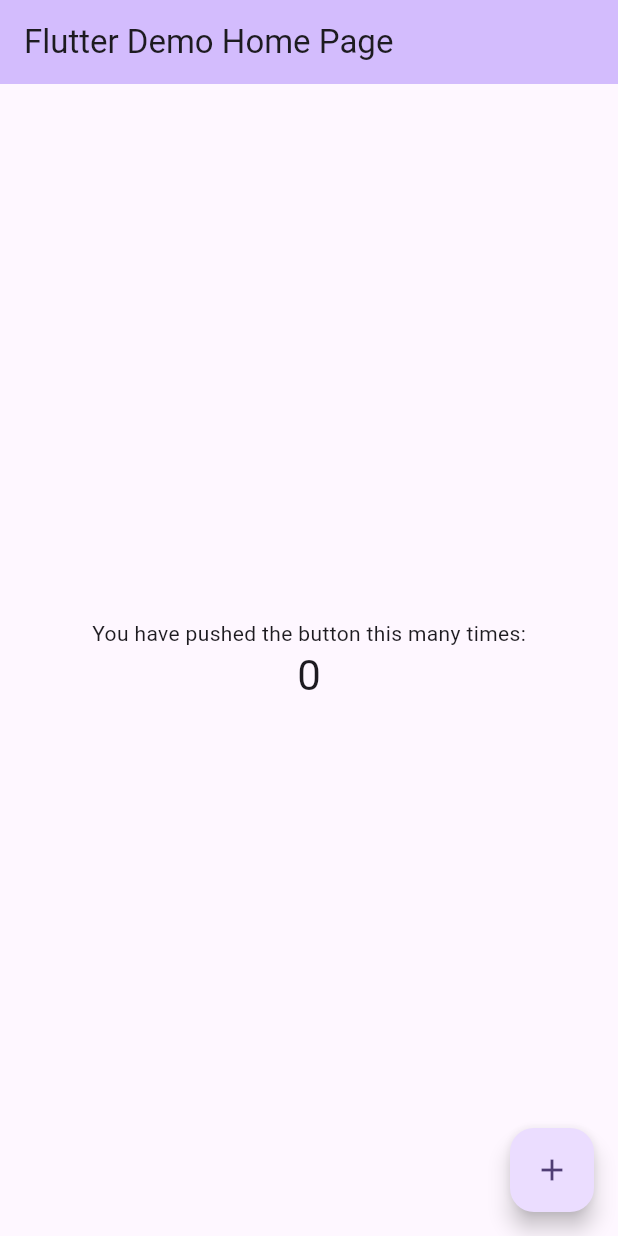
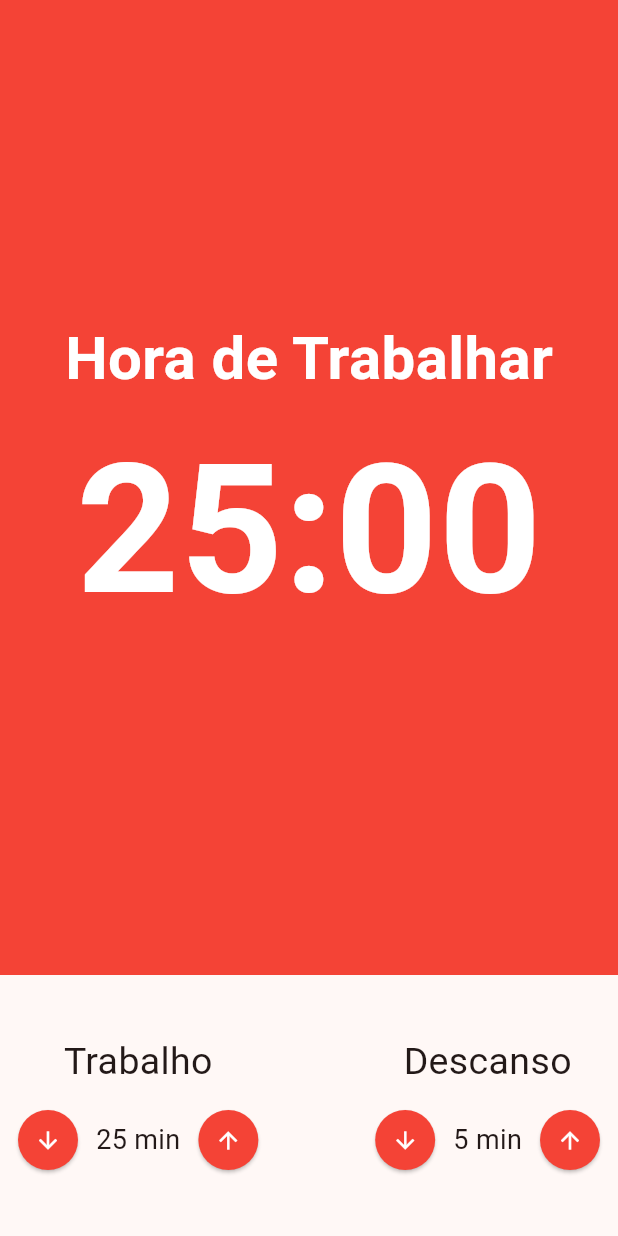
Before and after one commit to RafaellaBarbosa/pomodoro, a Flutter app: the screen it shows after launch, on a phone screen of 412 x 824 dp. Run offline on Flutter 3.47's test engine with Material 3 defaults, Android fonts, the phone set to English and light mode, and no system bars.

Commit message:
feat: adiconar compoenentes do cronometro

```diff
--- /dev/null
+++ b/lib/componenets/cronometro.dart
@@ -0,0 +1,33 @@
+import 'package:flutter/material.dart';
+
+class Cronometro extends StatelessWidget {
+  const Cronometro({super.key});
+
+  @override
+  Widget build(BuildContext context) {
+    return Container(
+      color: Colors.red,
+      child: Column(
+        mainAxisAlignment: MainAxisAlignment.center,
+        children: [
+          Text(
+            'Hora de Trabalhar',
+            style: TextStyle(
+              fontSize: 40,
+              color: Colors.white,
+              fontWeight: FontWeight.bold,
+            ),
+          ),
+          Text(
+            '25:00',
+            style: TextStyle(
+              fontSize: 120,
+              color: Colors.white,
+              fontWeight: FontWeight.bold,
+            ),
+          ),
+        ],
+      ),
+    );
+  }
+}
--- /dev/null
+++ b/lib/componenets/entrada_tempo.dart
@@ -0,0 +1,43 @@
+import 'package:flutter/material.dart';
+
+class EntradaTempo extends StatelessWidget {
+  final int valor;
+  final String titulo;
+  const EntradaTempo({super.key, required this.valor, required this.titulo});
+
+  @override
+  Widget build(BuildContext context) {
+    return Column(
+      spacing: 10,
+      crossAxisAlignment: CrossAxisAlignment.center,
+      children: [
+        Text(titulo, style: const TextStyle(fontSize: 25)),
+
+        Row(
+          mainAxisAlignment: MainAxisAlignment.center,
+          children: [
+            ElevatedButton(
+              style: ElevatedButton.styleFrom(
+                backgroundColor: Colors.red,
+                shape: const CircleBorder(),
+                padding: const EdgeInsets.all(10),
+              ),
+              onPressed: () {},
+              child: const Icon(Icons.arrow_downward, color: Colors.white),
+            ),
+            Text('$valor min', style: TextStyle(fontSize: 18)),
+            ElevatedButton(
+              style: ElevatedButton.styleFrom(
+                backgroundColor: Colors.red,
+                shape: const CircleBorder(),
+                padding: const EdgeInsets.all(10),
+              ),
+              onPressed: () {},
+              child: const Icon(Icons.arrow_upward, color: Colors.white),
+            ),
+          ],
+        ),
+      ],
+    );
+  }
+}
--- /dev/null
+++ b/lib/componenets/pomodoro.dart
@@ -0,0 +1,29 @@
+import 'package:flutter/material.dart';
+import 'package:pomodoro/componenets/cronometro.dart';
+import 'package:pomodoro/componenets/entrada_tempo.dart';
+
+class Pomodoro extends StatelessWidget {
+  const Pomodoro({super.key});
+
+  @override
+  Widget build(BuildContext context) {
+    return const Scaffold(
+      body: Column(
+        crossAxisAlignment: CrossAxisAlignment.stretch,
+        children: [
+          Expanded(child: Cronometro()),
+          Padding(
+            padding: EdgeInsets.symmetric(vertical: 40),
+            child: Row(
+              mainAxisAlignment: MainAxisAlignment.spaceBetween,
+              children: [
+                EntradaTempo(titulo: "Trabalho", valor: 25),
+                EntradaTempo(titulo: "Descanso", valor: 5),
+              ],
+            ),
+          ),
+        ],
+      ),
+    );
+  }
+}
--- a/lib/main.dart
+++ b/lib/main.dart
@@ -1,4 +1,5 @@
 import 'package:flutter/material.dart';
+import 'package:pomodoro/componenets/pomodoro.dart';
 
 void main() {
   runApp(const MyApp());
@@ -7,116 +8,17 @@ void main() {
 class MyApp extends StatelessWidget {
   const MyApp({super.key});
 
-  // This widget is the root of your application.
   @override
   Widget build(BuildContext context) {
     return MaterialApp(
-      title: 'Flutter Demo',
+      title: 'Pomodoro',
+      debugShowCheckedModeBanner: false,
       theme: ThemeData(
-        // This is the theme of your application.
-        //
-        // TRY THIS: Try running your application with "flutter run". You'll see
-        // the application has a purple toolbar. Then, without quitting the app,
-        // try changing the seedColor in the colorScheme below to Colors.green
-        // and then invoke "hot reload" (save your changes or press the "hot
-        // reload" button in a Flutter-supported IDE, or press "r" if you used
-        // the command line to start the app).
-        //
-        // Notice that the counter didn't reset back to zero; the application
-        // state is not lost during the reload. To reset the state, use hot
-        // restart instead.
-        //
-        // This works for code too, not just values: Most code changes can be
-        // tested with just a hot reload.
-        colorScheme: ColorScheme.fromSeed(seedColor: Colors.deepPurple),
+        colorScheme: ColorScheme.fromSeed(
+          seedColor: const Color.fromARGB(255, 242, 9, 9),
+        ),
       ),
-      home: const MyHomePage(title: 'Flutter Demo Home Page'),
+      home: Pomodoro(),
     );
   }
 }
-
-class MyHomePage extends StatefulWidget {
-  const MyHomePage({super.key, required this.title});
-
-  // This widget is the home page of your application. It is stateful, meaning
-  // that it has a State object (defined below) that contains fields that affect
-  // how it looks.
-
-  // This class is the configuration for the state. It holds the values (in this
-  // case the title) provided by the parent (in this case the App widget) and
-  // used by the build method of the State. Fields in a Widget subclass are
-  // always marked "final".
-
-  final String title;
-
-  @override
-  State<MyHomePage> createState() => _MyHomePageState();
-}
-
-class _MyHomePageState extends State<MyHomePage> {
-  int _counter = 0;
-
-  void _incrementCounter() {
-    setState(() {
-      // This call to setState tells the Flutter framework that something has
-      // changed in this State, which causes it to rerun the build method below
-      // so that the display can reflect the updated values. If we changed
-      // _counter without calling setState(), then the build method would not be
-      // called again, and so nothing would appear to happen.
-      _counter++;
-    });
-  }
-
-  @override
-  Widget build(BuildContext context) {
-    // This method is rerun every time setState is called, for instance as done
-    // by the _incrementCounter method above.
-    //
-    // The Flutter framework has been optimized to make rerunning build methods
-    // fast, so that you can just rebuild anything that needs updating rather
-    // than having to individually change instances of widgets.
-    return Scaffold(
-      appBar: AppBar(
-        // TRY THIS: Try changing the color here to a specific color (to
-        // Colors.amber, perhaps?) and trigger a hot reload to see the AppBar
-        // change color while the other colors stay the same.
-        backgroundColor: Theme.of(context).colorScheme.inversePrimary,
-        // Here we take the value from the MyHomePage object that was created by
-        // the App.build method, and use it to set our appbar title.
-        title: Text(widget.title),
-      ),
-      body: Center(
-        // Center is a layout widget. It takes a single child and positions it
-        // in the middle of the parent.
-        child: Column(
-          // Column is also a layout widget. It takes a list of children and
-          // arranges them vertically. By default, it sizes itself to fit its
-          // children horizontally, and tries to be as tall as its parent.
-          //
-          // Column has various properties to control how it sizes itself and
-          // how it positions its children. Here we use mainAxisAlignment to
-          // center the children vertically; the main axis here is the vertical
-          // axis because Columns are vertical (the cross axis would be
-          // horizontal).
-          //
-          // TRY THIS: Invoke "debug painting" (choose the "Toggle Debug Paint"
-          // action in the IDE, or press "p" in the console), to see the
-          // wireframe for each widget.
-          mainAxisAlignment: MainAxisAlignment.center,
-          children: <Widget>[
-            const Text('You have pushed the button this many times:'),
-            Text(
-              '$_counter',
-              style: Theme.of(context).textTheme.headlineMedium,
-            ),
-          ],
-        ),
-      ),
-      floatingActionButton: FloatingActionButton(
-        onPressed: _incrementCounter,
-        tooltip: 'Increment',
-        child: const Icon(Icons.add),
-      ), // This trailing comma makes auto-formatting nicer for build methods.
-    );
-  }
-}
```
Also changed, not shown: pubspec.yaml (+5 -3 lines).
